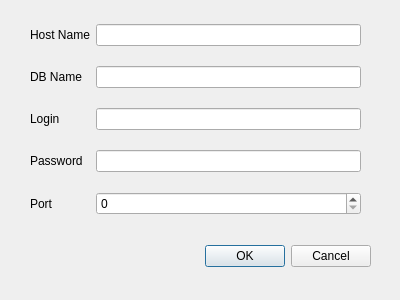
Above: Cross-platform_development_on_Qt/3_Qt_Designer/dialog.ui from Evgeniy-Maslov/Homework_CPP-16 before the change. Below: the same form after it.
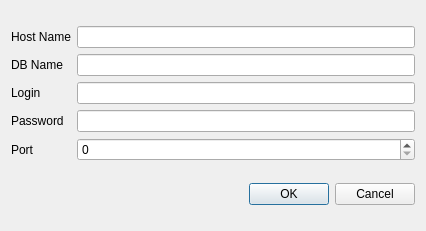
That is the form after the change.

```diff
--- a/Cross-platform_development_on_Qt/3_Qt_Designer/dialog.ui
+++ b/Cross-platform_development_on_Qt/3_Qt_Designer/dialog.ui
@@ -6,91 +6,118 @@
    <rect>
     <x>0</x>
     <y>0</y>
-    <width>400</width>
-    <height>300</height>
+    <width>426</width>
+    <height>231</height>
    </rect>
   </property>
   <property name="windowTitle">
    <string>Dialog</string>
   </property>
-  <widget class="QDialogButtonBox" name="buttonBox">
-   <property name="geometry">
-    <rect>
-     <x>30</x>
-     <y>240</y>
-     <width>341</width>
-     <height>32</height>
-    </rect>
-   </property>
-   <property name="orientation">
-    <enum>Qt::Orientation::Horizontal</enum>
-   </property>
-   <property name="standardButtons">
-    <set>QDialogButtonBox::StandardButton::Cancel|QDialogButtonBox::StandardButton::Ok</set>
-   </property>
-  </widget>
-  <widget class="QWidget" name="gridLayoutWidget">
-   <property name="geometry">
-    <rect>
-     <x>30</x>
-     <y>10</y>
-     <width>331</width>
-     <height>221</height>
-    </rect>
-   </property>
+  <layout class="QVBoxLayout" name="verticalLayout">
+   <item>
    <layout class="QGridLayout" name="gridLayout">
-    <item row="2" column="0">
-     <widget class="QLabel" name="label_4">
+     <item row="1" column="1">
+      <widget class="QLineEdit" name="lineEdit"/>
+     </item>
+     <item row="5" column="1">
+      <widget class="QSpinBox" name="spinBox"/>
+     </item>
+     <item row="0" column="1">
+      <spacer name="verticalSpacer">
+       <property name="orientation">
+        <enum>Qt::Orientation::Vertical</enum>
+       </property>
+       <property name="sizeHint" stdset="0">
+        <size>
+         <width>20</width>
+         <height>40</height>
+        </size>
+       </property>
+      </spacer>
+     </item>
+     <item row="5" column="0">
+      <widget class="QLabel" name="label_3">
       <property name="text">
-       <string>Login</string>
+        <string>Port</string>
       </property>
      </widget>
     </item>
-    <item row="2" column="1">
+     <item row="3" column="1">
      <widget class="QLineEdit" name="lineEdit_4"/>
     </item>
-    <item row="1" column="0">
+     <item row="2" column="0">
      <widget class="QLabel" name="label_5">
       <property name="text">
        <string>DB Name</string>
       </property>
      </widget>
     </item>
-    <item row="1" column="1">
-     <widget class="QLineEdit" name="lineEdit_3"/>
-    </item>
-    <item row="4" column="1">
-     <widget class="QSpinBox" name="spinBox"/>
-    </item>
     <item row="3" column="0">
+      <widget class="QLabel" name="label_4">
+       <property name="text">
+        <string>Login</string>
+       </property>
+      </widget>
+     </item>
+     <item row="4" column="0">
      <widget class="QLabel" name="label_2">
       <property name="text">
        <string>Password</string>
       </property>
      </widget>
     </item>
-    <item row="4" column="0">
-     <widget class="QLabel" name="label_3">
-      <property name="text">
-       <string>Port</string>
-      </property>
-     </widget>
-    </item>
-    <item row="0" column="1">
-     <widget class="QLineEdit" name="lineEdit"/>
-    </item>
-    <item row="0" column="0">
+     <item row="2" column="1">
+      <widget class="QLineEdit" name="lineEdit_3"/>
+     </item>
+     <item row="1" column="0">
      <widget class="QLabel" name="label">
       <property name="text">
        <string>Host Name</string>
       </property>
      </widget>
     </item>
-    <item row="3" column="1">
+     <item row="4" column="1">
      <widget class="QLineEdit" name="lineEdit_2"/>
     </item>
    </layout>
-  </widget>
+   </item>
+   <item>
+    <spacer name="verticalSpacer_2">
+     <property name="orientation">
+      <enum>Qt::Orientation::Vertical</enum>
+     </property>
+     <property name="sizeHint" stdset="0">
+      <size>
+       <width>20</width>
+       <height>40</height>
+      </size>
+     </property>
+    </spacer>
+   </item>
+   <item>
+    <widget class="QDialogButtonBox" name="buttonBox">
+     <property name="orientation">
+      <enum>Qt::Orientation::Horizontal</enum>
+     </property>
+     <property name="standardButtons">
+      <set>QDialogButtonBox::StandardButton::Cancel|QDialogButtonBox::StandardButton::Ok</set>
+     </property>
+    </widget>
+   </item>
+   <item>
+    <spacer name="verticalSpacer_3">
+     <property name="orientation">
+      <enum>Qt::Orientation::Vertical</enum>
+     </property>
+     <property name="sizeHint" stdset="0">
+      <size>
+       <width>20</width>
+       <height>40</height>
+      </size>
+     </property>
+    </spacer>
+   </item>
+  </layout>
  </widget>
  <resources/>
  <connections>
```
Lines whose indentation alone changed are shown as unchanged.
